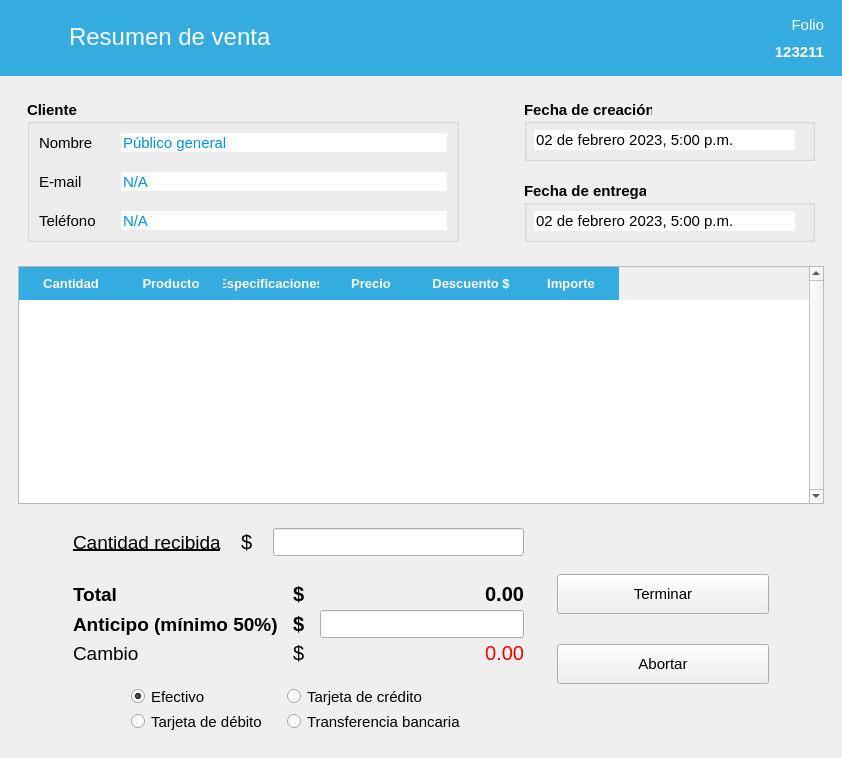
Before: the Qt Designer form ui/Ui_ConfirmarVenta.ui in ivanperez-7/printpos, drawn with Qt 5.
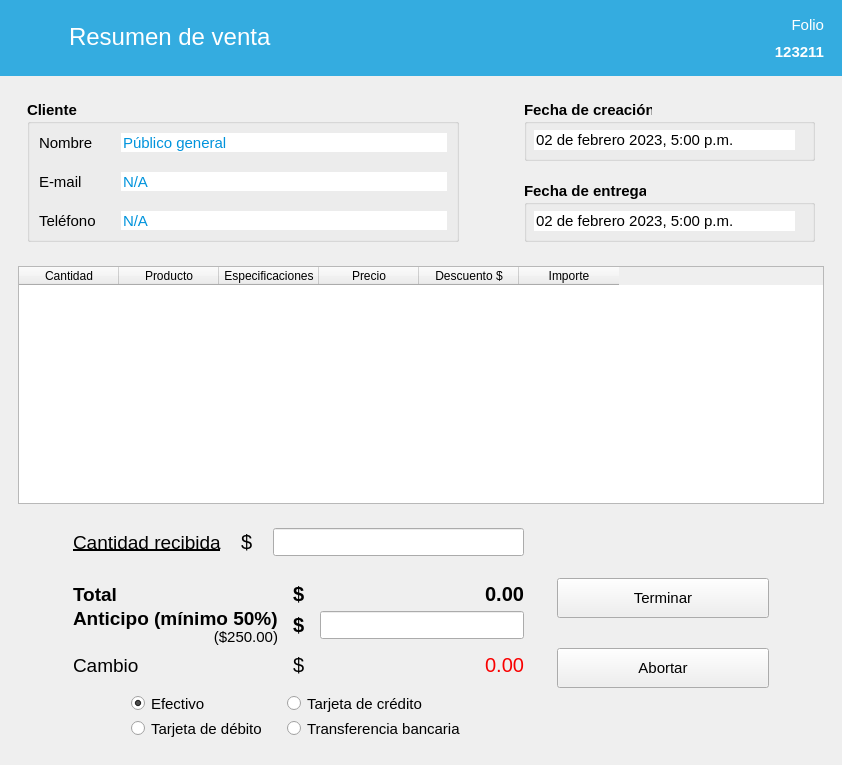
After: the same form once the commit is applied. Icons and pictures are not drawn. Custom widgets are drawn as their Qt base class.

Diff of the .ui file:
```diff
--- a/ui/Ui_ConfirmarVenta.ui
+++ b/ui/Ui_ConfirmarVenta.ui
@@ -10,7 +10,7 @@
     <x>0</x>
     <y>0</y>
     <width>842</width>
-    <height>758</height>
+    <height>765</height>
    </rect>
   </property>
   <property name="minimumSize">
@@ -479,55 +479,16 @@
         <number>0</number>
        </property>
        <item>
-        <widget class="QTableWidget" name="tabla_productos">
+        <widget class="TablaDatos" name="tabla_productos">
          <property name="minimumSize">
           <size>
            <width>791</width>
            <height>238</height>
           </size>
          </property>
-         <property name="font">
-          <font>
-           <pointsize>10</pointsize>
-          </font>
-         </property>
-         <property name="styleSheet">
-          <string notr="true">QHeaderView::section {
-	font: bold 10pt;
-	color: rgb(255, 255, 255);
-	background-color: rgb(52, 172, 224);
-    border: 0px;
-
-	padding-left: 4px;
-	padding-top: 7px;
-	padding-bottom: 7px;
-}
-
-QTableWidget {
-	alternate-background-color: rgb(240, 240, 240);
-}</string>
-         </property>
-         <property name="verticalScrollBarPolicy">
-          <enum>Qt::ScrollBarAlwaysOn</enum>
-         </property>
-         <property name="editTriggers">
-          <set>QAbstractItemView::NoEditTriggers</set>
-         </property>
-         <property name="alternatingRowColors">
-          <bool>true</bool>
-         </property>
-         <property name="selectionMode">
-          <enum>QAbstractItemView::NoSelection</enum>
-         </property>
-         <property name="showGrid">
-          <bool>false</bool>
-         </property>
          <attribute name="horizontalHeaderMinimumSectionSize">
           <number>80</number>
          </attribute>
-         <attribute name="verticalHeaderVisible">
-          <bool>false</bool>
-         </attribute>
          <column>
           <property name="text">
            <string>Cantidad</string>
@@ -630,6 +591,12 @@
                  <height>28</height>
                 </size>
                </property>
+               <property name="maximumSize">
+                <size>
+                 <width>16777215</width>
+                 <height>28</height>
+                </size>
+               </property>
                <property name="styleSheet">
                 <string notr="true">color: rgb(0, 170, 255)</string>
                </property>
@@ -650,6 +617,24 @@
              <property name="verticalSpacing">
               <number>5</number>
              </property>
+             <item row="3" column="0">
+              <widget class="QLabel" name="label_26">
+               <property name="minimumSize">
+                <size>
+                 <width>0</width>
+                 <height>28</height>
+                </size>
+               </property>
+               <property name="font">
+                <font>
+                 <pointsize>14</pointsize>
+                </font>
+               </property>
+               <property name="text">
+                <string>Cambio</string>
+               </property>
+              </widget>
+             </item>
              <item row="0" column="0">
               <widget class="QLabel" name="label_20">
                <property name="minimumSize">
@@ -669,7 +654,44 @@
                </property>
               </widget>
              </item>
-             <item row="2" column="2">
+             <item row="3" column="1">
+              <widget class="QLabel" name="label_25">
+               <property name="minimumSize">
+                <size>
+                 <width>0</width>
+                 <height>28</height>
+                </size>
+               </property>
+               <property name="font">
+                <font>
+                 <pointsize>15</pointsize>
+                </font>
+               </property>
+               <property name="text">
+                <string>$</string>
+               </property>
+              </widget>
+             </item>
+             <item row="1" column="0">
+              <widget class="QLabel" name="lbAnticipo1">
+               <property name="minimumSize">
+                <size>
+                 <width>0</width>
+                 <height>28</height>
+                </size>
+               </property>
+               <property name="font">
+                <font>
+                 <pointsize>14</pointsize>
+                 <bold>true</bold>
+                </font>
+               </property>
+               <property name="text">
+                <string>Anticipo (mínimo 50%)</string>
+               </property>
+              </widget>
+             </item>
+             <item row="3" column="2">
               <widget class="QLabel" name="lbCambio">
                <property name="minimumSize">
                 <size>
@@ -693,61 +715,6 @@
                </property>
               </widget>
              </item>
-             <item row="2" column="0">
-              <widget class="QLabel" name="label_26">
-               <property name="minimumSize">
-                <size>
-                 <width>0</width>
-                 <height>28</height>
-                </size>
-               </property>
-               <property name="font">
-                <font>
-                 <pointsize>14</pointsize>
-                </font>
-               </property>
-               <property name="text">
-                <string>Cambio</string>
-               </property>
-              </widget>
-             </item>
-             <item row="0" column="1">
-              <widget class="QLabel" name="label_24">
-               <property name="minimumSize">
-                <size>
-                 <width>0</width>
-                 <height>28</height>
-                </size>
-               </property>
-               <property name="font">
-                <font>
-                 <pointsize>15</pointsize>
-                 <bold>true</bold>
-                </font>
-               </property>
-               <property name="text">
-                <string>$</string>
-               </property>
-              </widget>
-             </item>
-             <item row="2" column="1">
-              <widget class="QLabel" name="label_25">
-               <property name="minimumSize">
-                <size>
-                 <width>0</width>
-                 <height>28</height>
-                </size>
-               </property>
-               <property name="font">
-                <font>
-                 <pointsize>15</pointsize>
-                </font>
-               </property>
-               <property name="text">
-                <string>$</string>
-               </property>
-              </widget>
-             </item>
              <item row="0" column="2">
               <widget class="QLabel" name="lbTotal">
                <property name="minimumSize">
@@ -770,8 +737,8 @@
                </property>
               </widget>
              </item>
-             <item row="1" column="0">
-              <widget class="QLabel" name="lbAnticipo1">
+             <item row="0" column="1">
+              <widget class="QLabel" name="label_24">
                <property name="minimumSize">
                 <size>
                  <width>0</width>
@@ -780,19 +747,34 @@
                </property>
                <property name="font">
                 <font>
-                 <pointsize>14</pointsize>
+                 <pointsize>15</pointsize>
                  <bold>true</bold>
                 </font>
                </property>
                <property name="text">
-                <string>Anticipo (mínimo 50%)</string>
+                <string>$</string>
                </property>
               </widget>
              </item>
-             <item row="1" column="2">
+             <item row="2" column="0">
+              <widget class="QLabel" name="lbCincuenta">
+               <property name="font">
+                <font>
+                 <pointsize>11</pointsize>
+                </font>
+               </property>
+               <property name="text">
+                <string>($250.00)</string>
+               </property>
+               <property name="alignment">
+                <set>Qt::AlignRight|Qt::AlignTrailing|Qt::AlignVCenter</set>
+               </property>
+              </widget>
+             </item>
+             <item row="1" column="2" rowspan="2" alignment="Qt::AlignVCenter">
               <widget class="NumberEdit" name="txtAnticipo">
                <property name="sizePolicy">
-                <sizepolicy hsizetype="Expanding" vsizetype="Minimum">
+                <sizepolicy hsizetype="Expanding" vsizetype="Fixed">
                  <horstretch>0</horstretch>
                  <verstretch>0</verstretch>
                 </sizepolicy>
@@ -803,12 +785,18 @@
                  <height>28</height>
                 </size>
                </property>
+               <property name="maximumSize">
+                <size>
+                 <width>16777215</width>
+                 <height>28</height>
+                </size>
+               </property>
                <property name="styleSheet">
                 <string notr="true">color: rgb(0, 170, 0);</string>
                </property>
               </widget>
              </item>
-             <item row="1" column="1">
+             <item row="1" column="1" rowspan="2">
               <widget class="QLabel" name="lbAnticipo2">
                <property name="minimumSize">
                 <size>
@@ -1030,6 +1018,11 @@
    <extends>QLineEdit</extends>
    <header>utils.mywidgets.h</header>
   </customwidget>
+  <customwidget>
+   <class>TablaDatos</class>
+   <extends>QTableWidget</extends>
+   <header>utils.mywidgets.h</header>
+  </customwidget>
  </customwidgets>
  <resources>
   <include location="../resources.qrc"/>
```
